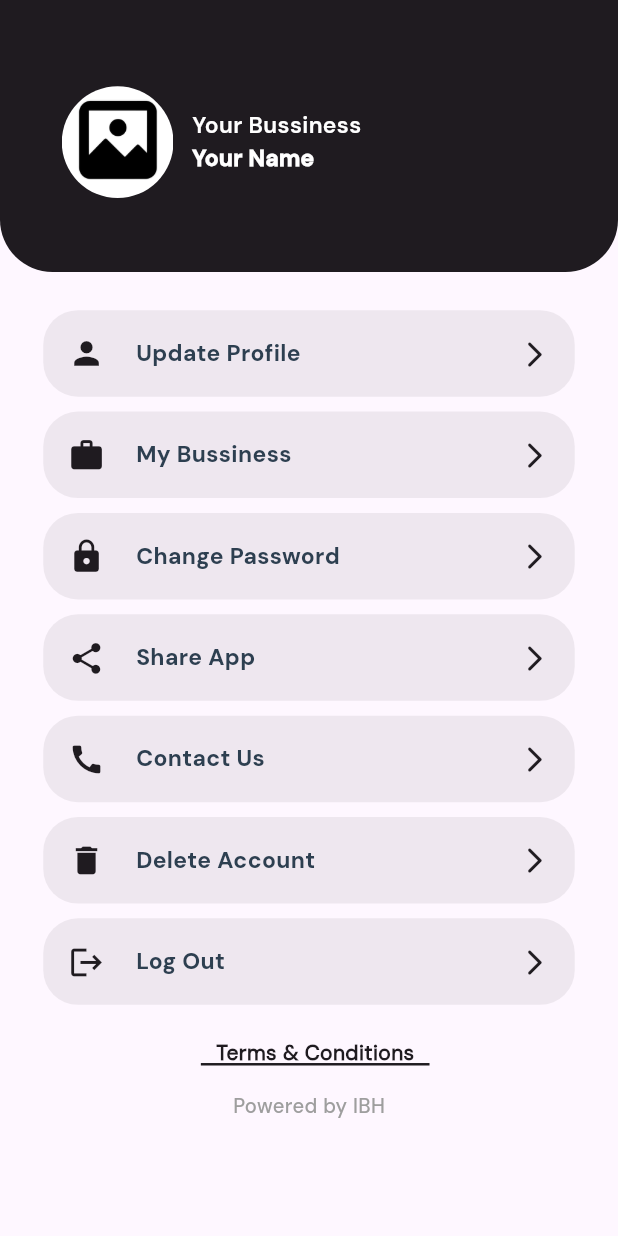
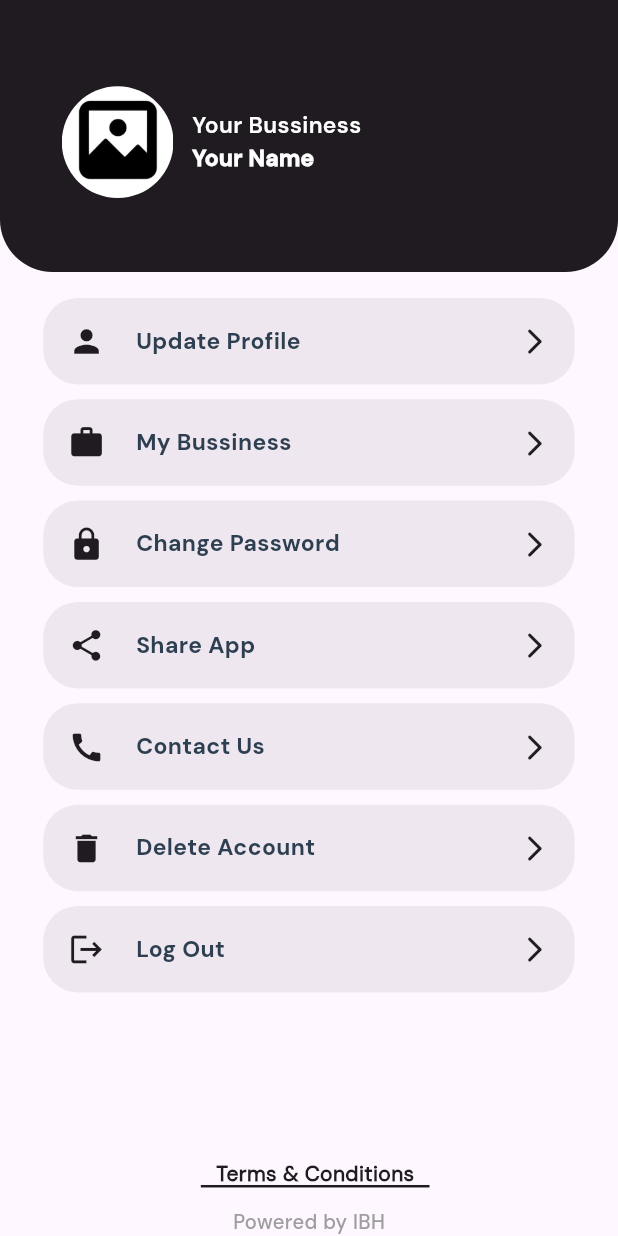
Before and after one commit to justin-qf/IBHub, a Flutter app: the ProfileScreen screen opened directly with empty values, on a phone screen of 412 x 824 dp. Run offline on Flutter 3.47's test engine with Material 3 defaults, Android fonts, the phone set to English and light mode, and no system bars; drawn by our look-alikes of cached_network_image; our stand-ins replace animate_do, connectivity_plus, file_picker, firebase_core, firebase_messaging, flutter_local_notifications and 20 more; accounts and stored records are empty; network calls fail; project files that could hold a hidden picture were left out.

Commit message:
- make it live [DONE]

```diff
--- a/lib/controller/categoryBusinessController.dart
+++ b/lib/controller/categoryBusinessController.dart
@@ -959,8 +959,6 @@ class CategoryBusinessController extends GetxController {
                               ? 50.w
                               : 65.w,
                           child: Text(
-                              // 'asdaiyutasypudsgsaudgasgasdadsdjhdgasbaosdoas',
-
                               '${item.address}, ${item.city!.city}, ${item.state!.name} - ${item.pincode}',
                               maxLines: 3,
                               style: TextStyle(
@@ -968,6 +966,7 @@ class CategoryBusinessController extends GetxController {
                                   fontFamily: dM_sans_semiBold,
                                   fontSize: 14.sp,
                                   color: black,
+                                  overflow: TextOverflow.ellipsis,
                                   fontWeight: FontWeight.w500)),
                         ),
                       ],
--- a/lib/controller/favouriteController.dart
+++ b/lib/controller/favouriteController.dart
@@ -1412,6 +1412,7 @@ class FavouriteController extends GetxController {
                                   height: 1.1,
                                   fontFamily: dM_sans_semiBold,
                                   fontSize: 14.sp,
+                                  overflow: TextOverflow.ellipsis,
                                   color: black,
                                   fontWeight: FontWeight.w500)),
                         ),
--- a/lib/controller/profile_controller.dart
+++ b/lib/controller/profile_controller.dart
@@ -68,7 +68,8 @@ class ProfileController extends GetxController {
     }, onResponse: (response) {
       var profileData = LoginModel.fromJson(response);
       profilePic.value = profileData.data!.user!.visitingCardUrl ?? '';
-      apkUrl.value = profileData.data!.user!.appUrl ?? '';
+      apkUrl.value = profileData.data!.user!.appUrl ??
+          'https://play.google.com/store/apps/details?id=com.app.indianbusinesshub';
 
       UserPreferences().saveSignInInfo(profileData.data!.user);
       getProfileData();
--- a/lib/controller/searchController.dart
+++ b/lib/controller/searchController.dart
@@ -887,7 +887,7 @@ class SearchScreenController extends GetxController {
             ),
             getDynamicSizedBox(width: 2.w),
             Expanded(
-              child: Container(
+              child: SizedBox(
                 height: 11.h,
                 child: Column(
                   mainAxisAlignment: MainAxisAlignment.start,
@@ -900,7 +900,6 @@ class SearchScreenController extends GetxController {
                           : 65.w,
                       child: Text(
                           // 'asdaiyutasypudsgsaudgasgasdadsdjhdgasbaosdoas',
-
                           item.businessName,
                           maxLines: 1,
                           style: TextStyle(
@@ -938,7 +937,6 @@ class SearchScreenController extends GetxController {
                     getDynamicSizedBox(height: 0.5.h),
                     Row(
                       crossAxisAlignment: CrossAxisAlignment.start,
-
                       children: [
                         Icon(
                           Icons.location_on,
@@ -952,13 +950,13 @@ class SearchScreenController extends GetxController {
                               : 65.w,
                           child: Text(
                               // 'asdaiyutasypudsgsaudgasgasdadsdjhdgasbaosdoas',
-
                               '${item.address}, ${item.city!.city}, ${item.state!.name} - ${item.pincode}',
                               maxLines: 3,
                               style: TextStyle(
                                   height: 1.1,
                                   fontFamily: dM_sans_semiBold,
                                   fontSize: 14.sp,
+                                  overflow: TextOverflow.ellipsis,
                                   color: black,
                                   fontWeight: FontWeight.w500)),
                         ),
--- a/lib/views/mainscreen/Profile/ProfileScreen.dart
+++ b/lib/views/mainscreen/Profile/ProfileScreen.dart
@@ -18,8 +18,6 @@ import 'package:ibh/utils/enum.dart';
 import 'package:ibh/utils/helper.dart';
 import 'package:ibh/utils/log.dart';
 import 'package:ibh/views/Profile/UpdateProfile.dart';
-import 'package:ibh/views/Profile/UpdateProfile.dart';
-import 'package:ibh/views/Profile/updateprofilescreen.dart';
 import 'package:ibh/views/auth/ReserPasswordScreen/ChangepasswordScreen.dart';
 import 'package:ibh/views/mainscreen/ServiceScreen/BusinessDetailScreen.dart';
 import 'package:ibh/views/privacypolicy/PrivacyPolicyScreen.dart';
@@ -188,7 +186,7 @@ class _ProfileScreenState extends State<ProfileScreen>
                       ),
                     ),
                     //getDynamicSizedBox(height: commonHeight()),
-                    getDynamicSizedBox(height: 2.5.h),
+                    getDynamicSizedBox(height: 1.5.h),
                     Expanded(
                       child: SingleChildScrollView(
                         padding: EdgeInsets.only(bottom: 2.h),
@@ -199,7 +197,6 @@ class _ProfileScreenState extends State<ProfileScreen>
                                 title: ProfileScreenConst.updateProfile,
                                 icons: Icons.person,
                                 callback: () async {
-
                                   Get.to(const UpdateProfile())?.then((value) {
                                     if (value == true) {
                                       // print('calledd');
@@ -296,6 +293,59 @@ class _ProfileScreenState extends State<ProfileScreen>
                                 title: ProfileScreenConst.logout,
                                 icons: Icons.logout),
                             // getDynamicSizedBox(height: 1.h),
+                            // GestureDetector(
+                            //   onTap: () {
+                            //     Get.to(PrivacyPolicyScreen(
+                            //       ispolicyScreen: false,
+                            //     ));
+                            //   },
+                            //   child: Container(
+                            //     // color: Colors.yellow,
+                            //     padding: EdgeInsets.only(
+                            //         top: 2.h, bottom: 2.h, left: 2.w),
+                            //     child: Stack(
+                            //       alignment: Alignment.center,
+                            //       children: [
+                            //         const Row(
+                            //           mainAxisAlignment:
+                            //               MainAxisAlignment.center,
+                            //           children: [
+                            //             Text(
+                            //               'Terms & Conditions',
+                            //               style: TextStyle(
+                            //                 color: primaryColor,
+                            //                 fontWeight: FontWeight.bold,
+                            //                 fontFamily: dM_sans_regular,
+                            //               ),
+                            //             ),
+                            //           ],
+                            //         ),
+                            //         Positioned(
+                            //             bottom: 1,
+                            //             child: Container(
+                            //                 width: 37.w,
+                            //                 height: 0.2.h,
+                            //                 color: primaryColor)),
+                            //       ],
+                            //     ),
+                            //   ),
+                            // ),
+                            // // getDynamicSizedBox(height: 2.h),
+                            // Text(
+                            //   'Powered by IBH',
+                            //   style: TextStyle(
+                            //     fontSize: 15.sp,
+                            //     color: Colors.grey,
+                            //     fontFamily: dM_sans_medium,
+                            //   ),
+                            // ),
+                            // getFormButton(context, () {
+                            //   Get.to(AddServicescreen());
+                            // }, 'add services', validate: true),
+                          ],
+                        ),
+                      ),
+                    ),
                     GestureDetector(
                       onTap: () {
                         Get.to(PrivacyPolicyScreen(
@@ -305,13 +355,12 @@ class _ProfileScreenState extends State<ProfileScreen>
                       child: Container(
                         // color: Colors.yellow,
                         padding: EdgeInsets.only(
-                                    top: 2.h, bottom: 2.h, left: 2.w),
+                            top: 0.5.h, bottom: 1.5.h, left: 2.w),
                         child: Stack(
                           alignment: Alignment.center,
                           children: [
                             const Row(
-                                      mainAxisAlignment:
-                                          MainAxisAlignment.center,
+                              mainAxisAlignment: MainAxisAlignment.center,
                               children: [
                                 Text(
                                   'Terms & Conditions',
@@ -333,7 +382,6 @@ class _ProfileScreenState extends State<ProfileScreen>
                         ),
                       ),
                     ),
-                            // getDynamicSizedBox(height: 2.h),
                     Text(
                       'Powered by IBH',
                       style: TextStyle(
@@ -342,13 +390,6 @@ class _ProfileScreenState extends State<ProfileScreen>
                         fontFamily: dM_sans_medium,
                       ),
                     ),
-                            // getFormButton(context, () {
-                            //   Get.to(AddServicescreen());
-                            // }, 'add services', validate: true),
-                          ],
-                        ),
-                      ),
-                    )
                   ],
                 );
               // ignore: unreachable_switch_default
```
Lines whose indentation alone changed are shown as unchanged.
